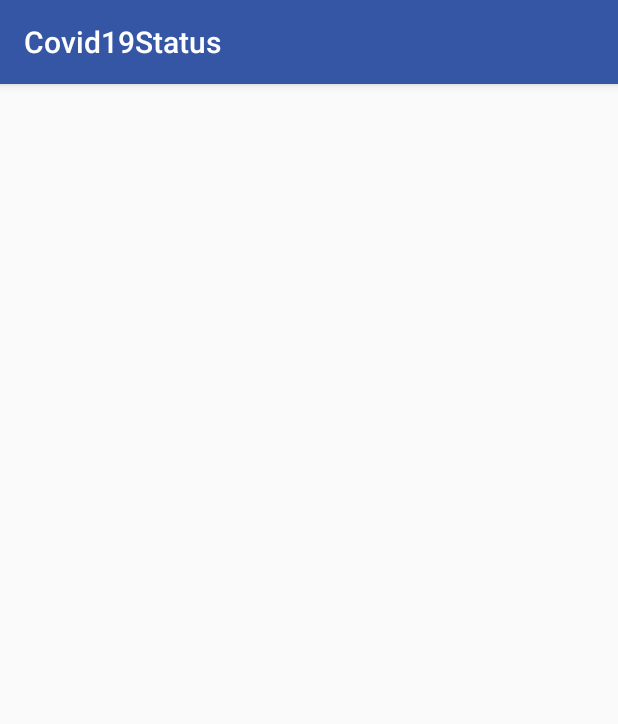
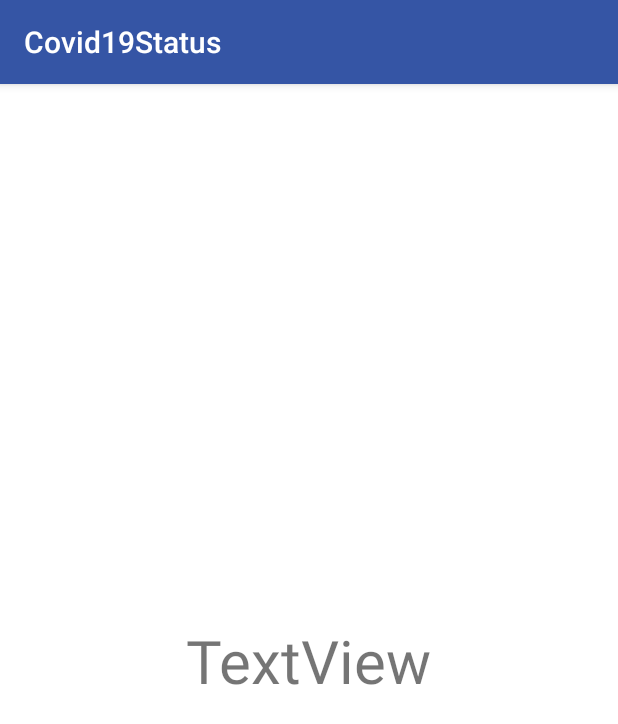
Before and after one commit to LeoSalgueiro/Covid19Status-Android, an Android app: the fragment InfoActualDetalleFragment shown on its own in the app's theme, on a phone screen of 412 x 824 dp. Shown: the top 724 px of the screen. Run offline under Robolectric (Android 15) with nearby library versions, the phone set to English and light mode, and no system bars.

Commit message:
agregado maestro detalle funcionando, medio fiero, pero funciona

```diff
--- a/app/src/main/java/com/example/covid19status/InfoActualDetalleFragment.java
+++ b/app/src/main/java/com/example/covid19status/InfoActualDetalleFragment.java
@@ -4,6 +4,7 @@ import android.os.Bundle;
 
 import androidx.fragment.app.Fragment;
 
+import android.util.Log;
 import android.view.LayoutInflater;
 import android.view.View;
 import android.view.ViewGroup;
@@ -59,8 +60,11 @@ public class InfoActualDetalleFragment extends Fragment {
         ProvinciaResponse provinciaRecibido = null;
 
         if(objetoRecibido != null){
+
             provinciaRecibido = (ProvinciaResponse) objetoRecibido.getSerializable("detalleProvincia");
+            Log.v("hayobjeto", ""+provinciaRecibido.getTerritorioNombre());
             nombreProvincia.setText(provinciaRecibido.getTerritorioNombre());
+
         }
         return vista;
     }
--- a/app/src/main/res/layout/fragment_info_actual.xml
+++ b/app/src/main/res/layout/fragment_info_actual.xml
@@ -1,6 +1,7 @@
 <?xml version="1.0" encoding="utf-8"?>
 <FrameLayout xmlns:android="http://schemas.android.com/apk/res/android"
     xmlns:tools="http://schemas.android.com/tools"
+    android:id="@+id/master"
     android:layout_width="match_parent"
     android:layout_height="match_parent"
     tools:context=".InfoActualFragment">
--- a/app/src/main/res/layout/fragment_info_actual_detalle.xml
+++ b/app/src/main/res/layout/fragment_info_actual_detalle.xml
@@ -1,21 +1,24 @@
 <?xml version="1.0" encoding="utf-8"?>
 <androidx.constraintlayout.widget.ConstraintLayout xmlns:android="http://schemas.android.com/apk/res/android"
     xmlns:app="http://schemas.android.com/apk/res-auto"
+    xmlns:tools="http://schemas.android.com/tools"
     android:layout_width="match_parent"
     android:layout_height="match_parent"
-    android:id="@+id/cargarDetalleHere">
-
+    android:id="@+id/cargarDetalleHere"
+    android:background="#ffffff"
+    >
 
 
     <TextView
         android:id="@+id/textViewDetalle"
-        android:layout_width="match_parent"
+        android:layout_width="wrap_content"
         android:layout_height="wrap_content"
-        android:layout_marginTop="96dp"
-        android:text="Detalle Detalle Detalle Detalle"
-        app:layout_constraintBottom_toTopOf="parent">
-
-    </TextView>
+        android:text="TextView"
+        android:textSize="40sp"
+        app:layout_constraintBottom_toBottomOf="parent"
+        app:layout_constraintEnd_toEndOf="parent"
+        app:layout_constraintStart_toStartOf="parent"
+        app:layout_constraintTop_toTopOf="parent" />
 
 
 </androidx.constraintlayout.widget.ConstraintLayout>
--- a/app/src/main/res/navigation/mobile_navigation.xml
+++ b/app/src/main/res/navigation/mobile_navigation.xml
@@ -2,7 +2,7 @@
 <navigation xmlns:android="http://schemas.android.com/apk/res/android"
     xmlns:app="http://schemas.android.com/apk/res-auto"
     xmlns:tools="http://schemas.android.com/tools"
-    app:startDestination="@+id/nav_instrucciones"> <!--Esto debe apuntar a un iniciador -->
+    app:startDestination="@+id/nav_info_actual"> <!--Esto debe apuntar a un iniciador -->
 
 
 
```
Also changed, not shown: app/src/main/java/com/example/covid19status/InfoActualFragment.java (+8 -23 lines), app/src/main/java/com/example/covid19status/MainActivity.java (+24 -1 lines).
